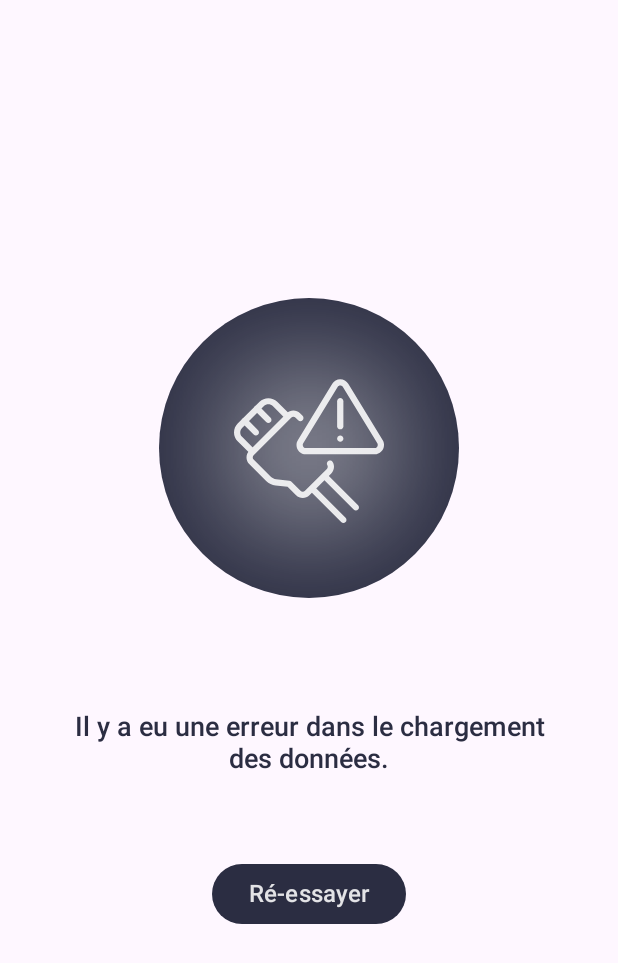
After one commit to FlorianMalapel/AlbumProject, an Android app built with Jetpack Compose: the composable EmptyStateComponent shown on its own in the app's theme, on a phone screen of 412 x 824 dp. The commit adds this screen. Shown: the top 963 px of the screen. Run offline under Robolectric (Android 15) with nearby library versions, the phone set to English and light mode, and no system bars; 1 statement that could not run was skipped.

Commit message:
update design

```diff
--- a/app/src/main/java/com/flo/albumproject/data/entities/AlbumEntity.kt
+++ b/app/src/main/java/com/flo/albumproject/data/entities/AlbumEntity.kt
@@ -11,7 +11,7 @@ data class AlbumEntity(
     @ColumnInfo(name = "id")
     val id: Int,
 
-//    @ColumnInfo(name = "track_ids")
-//    val trackIDs: List<String>
+    @ColumnInfo(name = "color")
+    val color: Int
 
 )
--- a/app/src/main/java/com/flo/albumproject/data/mapper/AlbumEntityMapper.kt
+++ b/app/src/main/java/com/flo/albumproject/data/mapper/AlbumEntityMapper.kt
@@ -9,13 +9,14 @@ class AlbumEntityMapper {
     fun toAlbumEntity(album: Album): AlbumEntity {
         return AlbumEntity(
             id = album.id,
-//            trackIDs = album.tracks.map { it.id.toString() }
+            color = album.color
         )
     }
 
     fun toAlbum(entity: AlbumEntity): Album {
         return Album(
-            id = entity.id
+            id = entity.id,
+            color = entity.color
         )
     }
 
--- a/app/src/main/java/com/flo/albumproject/domain/entities/Album.kt
+++ b/app/src/main/java/com/flo/albumproject/domain/entities/Album.kt
@@ -2,5 +2,6 @@ package com.flo.albumproject.domain.entities
 
 data class Album(
     val id: Int,
+    val color: Int,
     val tracks: MutableList<Track>? = null
 )
--- a/app/src/main/java/com/flo/albumproject/presentation/composables/AlbumCard.kt
+++ b/app/src/main/java/com/flo/albumproject/presentation/composables/AlbumCard.kt
@@ -26,7 +26,7 @@ import com.flo.albumproject.presentation.theme.ProjectTheme
 fun AlbumCard(modifier: Modifier, album: Album, onClick: () -> Unit) {
     Card(
         modifier = modifier,
-        colors = CardDefaults.cardColors(containerColor = ProjectTheme.colors.secondary),
+        colors = CardDefaults.cardColors(containerColor = Color(album.color)),
         shape = RoundedCornerShape(5.dp),
         onClick = onClick
     ) {
@@ -41,7 +41,7 @@ fun AlbumCard(modifier: Modifier, album: Album, onClick: () -> Unit) {
                         end.linkTo(parent.end)
                         bottom.linkTo(parent.bottom)
                     }.blur(radius = 90.dp, edgeTreatment = BlurredEdgeTreatment.Unbounded),
-                color = ProjectTheme.colors.secondaryVariant,
+                color = ProjectTheme.colors.primaryVariant,
                 shape = RoundedCornerShape(100)
             ) {}
             Text(
--- /dev/null
+++ b/app/src/main/java/com/flo/albumproject/presentation/composables/Buttons.kt
@@ -0,0 +1,39 @@
+package com.flo.albumproject.presentation.composables
+
+import androidx.compose.foundation.layout.padding
+import androidx.compose.foundation.layout.wrapContentSize
+import androidx.compose.material3.Button
+import androidx.compose.material3.ButtonDefaults
+import androidx.compose.material3.Text
+import androidx.compose.runtime.Composable
+import androidx.compose.ui.Alignment
+import androidx.compose.ui.Alignment.Companion.CenterVertically
+import androidx.compose.ui.Modifier
+import androidx.compose.ui.platform.LocalContext
+import androidx.compose.ui.text.style.TextAlign
+import androidx.compose.ui.unit.dp
+import androidx.compose.ui.unit.sp
+import com.flo.albumproject.presentation.theme.ProjectTheme
+import kotlin.reflect.jvm.internal.impl.descriptors.Visibilities.Local
+
+@Composable
+fun ThemeButton(
+    modifier: Modifier,
+    textRes: Int,
+    onClick: () -> Unit
+) {
+    Button(
+        onClick = onClick, modifier = modifier.wrapContentSize().padding(all = 5.dp),
+        colors = ButtonDefaults.buttonColors(containerColor = ProjectTheme.colors.secondary)
+    ) {
+        Text(
+            text = LocalContext.current.getString(textRes),
+            modifier = Modifier
+                .wrapContentSize()
+                .align(CenterVertically),
+            color = ProjectTheme.colors.whiteHighEmphasis,
+            textAlign = TextAlign.Center,
+            fontSize = 16.sp
+        )
+    }
+}
--- /dev/null
+++ b/app/src/main/java/com/flo/albumproject/presentation/composables/EmptyStateComponent.kt
@@ -0,0 +1,78 @@
+package com.flo.albumproject.presentation.composables
+
+import androidx.compose.foundation.background
+import androidx.compose.foundation.layout.Box
+import androidx.compose.foundation.layout.Column
+import androidx.compose.foundation.layout.Spacer
+import androidx.compose.foundation.layout.fillMaxSize
+import androidx.compose.foundation.layout.fillMaxWidth
+import androidx.compose.foundation.layout.height
+import androidx.compose.foundation.layout.padding
+import androidx.compose.foundation.layout.size
+import androidx.compose.foundation.layout.wrapContentHeight
+import androidx.compose.foundation.shape.CircleShape
+import androidx.compose.material3.Icon
+import androidx.compose.material3.Surface
+import androidx.compose.material3.Text
+import androidx.compose.runtime.Composable
+import androidx.compose.ui.Alignment
+import androidx.compose.ui.Alignment.Companion.CenterHorizontally
+import androidx.compose.ui.Modifier
+import androidx.compose.ui.draw.BlurredEdgeTreatment
+import androidx.compose.ui.draw.blur
+import androidx.compose.ui.platform.LocalContext
+import androidx.compose.ui.res.painterResource
+import androidx.compose.ui.text.font.FontWeight
+import androidx.compose.ui.text.style.TextAlign
+import androidx.compose.ui.unit.dp
+import androidx.compose.ui.unit.sp
+import com.flo.albumproject.R
+import com.flo.albumproject.presentation.theme.ProjectTheme
+import kotlinx.coroutines.delay
+
+@Composable
+fun EmptyStateComponent(onClick: () -> Unit) {
+    Box(modifier = Modifier.fillMaxSize()) {
+        Column(
+            modifier = Modifier
+                .fillMaxWidth(0.8f)
+                .wrapContentHeight()
+                .align(Alignment.Center)
+        ) {
+            Surface(
+                modifier = Modifier
+                    .size(200.dp)
+                    .align(CenterHorizontally),
+                color = ProjectTheme.colors.secondary,
+                shape = CircleShape
+            ) {
+                Surface(modifier = Modifier
+                    .size(200.dp)
+                    .padding(50.dp).blur(radius = 75.dp, edgeTreatment = BlurredEdgeTreatment.Unbounded),
+                    color = ProjectTheme.colors.whiteMediumEmphasis) {}
+                Icon(
+                    modifier = Modifier
+                        .size(200.dp)
+                        .padding(50.dp),
+                    painter = painterResource(id = R.drawable.ic_network_error),
+                    tint = ProjectTheme.colors.whiteHighEmphasis,
+                    contentDescription = LocalContext.current.getString(R.string.offline_issue)
+                )
+
+            }
+            Spacer(modifier = Modifier.height(75.dp))
+            Text(
+                modifier = Modifier.fillMaxWidth(),
+                text = LocalContext.current.getString(R.string.offline_issue),
+                fontSize = 18.sp,
+                fontWeight = FontWeight.SemiBold,
+                color = ProjectTheme.colors.onBackground,
+                textAlign = TextAlign.Center
+            )
+            Spacer(modifier = Modifier.height(50.dp))
+            ThemeButton(modifier = Modifier.align(CenterHorizontally), textRes = R.string.offline_retry) {
+                onClick()
+            }
+        }
+    }
+}
--- a/app/src/main/java/com/flo/albumproject/presentation/theme/Theme.kt
+++ b/app/src/main/java/com/flo/albumproject/presentation/theme/Theme.kt
@@ -89,25 +89,6 @@ private val darkProjectColors = with(commonAlignColors) {
     )
 }
 
-//@Composable
-//fun ProjectTheme(
-//    isDarkTheme: Boolean = isSystemInDarkTheme(),
-//    content: @Composable () -> Unit
-//) {
-//    val systemUiController = rememberSystemUiController()
-//    systemUiController.setSystemBarsColor(
-//        color = if (isDarkTheme) darkAlignColors.primary else lightAlignColors.primary,
-//        darkIcons = false
-//    )
-//
-//
-//    CompositionLocalProvider(
-//        LocalProjectColors provides if (isDarkTheme) darkProjectColors else lightProjectColors,
-//        content = content
-//    )
-//}
-
-
 @Composable
 fun AlbumProjectTheme(
     darkTheme: Boolean = isSystemInDarkTheme(),
@@ -128,6 +109,7 @@ fun AlbumProjectTheme(
         SideEffect {
             val window = (view.context as Activity).window
             window.statusBarColor = colorScheme.primary.toArgb()
+            window.navigationBarColor = colorScheme.primary.toArgb()
             WindowCompat.getInsetsController(window, view).isAppearanceLightStatusBars = !darkTheme
         }
     }
@@ -137,33 +119,3 @@ fun AlbumProjectTheme(
         content = content
     )
 }
-
-//@Composable
-//fun ProjectTheme(
-//    darkTheme: Boolean = isSystemInDarkTheme(),
-//    // Dynamic color is available on Android 12+
-//    dynamicColor: Boolean = true,
-//    content: @Composable() () -> Unit
-//) {
-//    val view = LocalView.current
-//    val navColor = ProjectTheme.colors.primary
-//    if (!view.isInEditMode) {
-//        SideEffect {
-//            val window = (view.context as Activity).window
-//            window.statusBarColor = navColor.toArgb()
-//            WindowCompat.getInsetsController(window, view).isAppearanceLightStatusBars = darkTheme
-//        }
-//    }
-//    CompositionLocalProvider(
-//        LocalProjectColors provides when {
-//            dynamicColor && Build.VERSION.SDK_INT >= Build.VERSION_CODES.S -> {
-//                val context = LocalContext.current
-//                if (darkTheme) darkProjectColors else lightProjectColors
-//            }
-//
-//            darkTheme -> darkProjectColors
-//            else -> lightProjectColors
-//        },
-//        content = content
-//    )
-//}
--- a/app/src/main/java/com/flo/albumproject/presentation/viewmodel/AlbumDetailsViewModel.kt
+++ b/app/src/main/java/com/flo/albumproject/presentation/viewmodel/AlbumDetailsViewModel.kt
@@ -28,7 +28,7 @@ class AlbumDetailsViewModel(
         viewModelScope.launch(Dispatchers.IO) {
             trackUseCase.getLocalTracksByAlbumId(album.id).firstOrNull()?.let { tracks ->
                 liveAlbum.postValue(
-                    Album(album.id, tracks.toMutableList())
+                    Album(album.id, album.color, tracks.toMutableList())
                 )
             }
         }
--- /dev/null
+++ b/app/src/main/res/drawable/ic_back.xml
@@ -0,0 +1,6 @@
+<vector android:height="24dp" android:tint="#000000"
+    android:viewportHeight="24" android:viewportWidth="24"
+    android:width="24dp" xmlns:android="http://schemas.android.com/apk/res/android">
+    <path
+        android:fillColor="@android:color/white" android:pathData="M17.77,3.77l-1.77,-1.77l-10,10l10,10l1.77,-1.77l-8.23,-8.23z"/>
+</vector>
--- /dev/null
+++ b/app/src/main/res/drawable/ic_network_error.xml
@@ -0,0 +1,33 @@
+<vector xmlns:android="http://schemas.android.com/apk/res/android"
+    android:width="512dp"
+    android:height="512dp"
+    android:viewportWidth="24"
+    android:viewportHeight="24">
+  <path
+      android:fillColor="#FFFFFFFF"
+      android:pathData="m22.5,13h-11c-0.827,0 -1.5,-0.673 -1.5,-1.5 0,-0.293 0.081,-0.568 0.234,-0.799l5.489,-8.982c0.259,-0.441 0.751,-0.719 1.277,-0.719s1.018,0.278 1.28,0.727l5.496,8.992c0.143,0.213 0.224,0.488 0.224,0.781 0,0.827 -0.673,1.5 -1.5,1.5zM17,2c-0.174,0 -0.334,0.089 -0.419,0.232l-5.504,9.008c-0.055,0.082 -0.077,0.166 -0.077,0.26 0,0.275 0.225,0.5 0.5,0.5h11c0.275,0 0.5,-0.225 0.5,-0.5 0,-0.094 -0.022,-0.178 -0.066,-0.242l-5.511,-9.018c-0.089,-0.151 -0.249,-0.24 -0.423,-0.24z"/>
+  <path
+      android:fillColor="#FFFFFFFF"
+      android:pathData="m17,9c-0.276,0 -0.5,-0.224 -0.5,-0.5v-4c0,-0.276 0.224,-0.5 0.5,-0.5s0.5,0.224 0.5,0.5v4c0,0.276 -0.224,0.5 -0.5,0.5z"/>
+  <path
+      android:fillColor="#FFFFFFFF"
+      android:pathData="M17,10.5m-0.5,0a0.5,0.5 0,1 1,1 0a0.5,0.5 0,1 1,-1 0"/>
+  <path
+      android:fillColor="#FFFFFFFF"
+      android:pathData="m2.88,13c-0.128,0 -0.256,-0.049 -0.354,-0.146l-1.939,-1.94c-0.373,-0.372 -0.587,-0.888 -0.587,-1.414s0.214,-1.042 0.588,-1.414l3.499,-3.499c0.742,-0.746 2.083,-0.747 2.827,0.001l1.939,1.938c0.195,0.195 0.195,0.512 0,0.707s-0.512,0.195 -0.707,0l-1.94,-1.939c-0.373,-0.375 -1.04,-0.374 -1.411,-0.001l-3.501,3.501c-0.188,0.186 -0.294,0.443 -0.294,0.706s0.106,0.52 0.293,0.705l1.94,1.941c0.195,0.195 0.195,0.512 0,0.707 -0.097,0.098 -0.225,0.147 -0.353,0.147z"/>
+  <path
+      android:fillColor="#FFFFFFFF"
+      android:pathData="m11,20c-0.404,0 -0.782,-0.155 -1.063,-0.437l-1.367,-1.366 -1.925,-0.21c-0.552,-0.049 -1.088,-0.303 -1.499,-0.714l-2.71,-2.71c-0.281,-0.281 -0.436,-0.659 -0.436,-1.063s0.155,-0.782 0.437,-1.063l6,-6c0.563,-0.563 1.564,-0.563 2.127,0l0.41,0.41c0.195,0.195 0.195,0.512 0,0.707s-0.512,0.195 -0.707,0l-0.41,-0.41c-0.186,-0.186 -0.527,-0.186 -0.713,0l-6,6c-0.093,0.092 -0.144,0.218 -0.144,0.356s0.051,0.264 0.144,0.356l2.71,2.71c0.242,0.242 0.566,0.396 0.891,0.426l2.11,0.23c0.113,0.013 0.219,0.063 0.299,0.144l1.49,1.49c0.186,0.186 0.527,0.186 0.713,0l3.5,-3.5c0.092,-0.092 0.143,-0.218 0.143,-0.356 0,-0.09 -0.021,-0.167 -0.061,-0.229 -0.149,-0.232 -0.082,-0.542 0.15,-0.691 0.231,-0.15 0.541,-0.082 0.691,0.15 0.144,0.222 0.22,0.489 0.22,0.77 0,0.404 -0.155,0.782 -0.437,1.063l-3.5,3.5c-0.281,0.282 -0.659,0.437 -1.063,0.437z"/>
+  <path
+      android:fillColor="#FFFFFFFF"
+      android:pathData="m19.5,22c-0.128,0 -0.256,-0.049 -0.354,-0.146l-5,-5c-0.195,-0.195 -0.195,-0.512 0,-0.707s0.512,-0.195 0.707,0l5,5c0.195,0.195 0.195,0.512 0,0.707 -0.097,0.097 -0.225,0.146 -0.353,0.146z"/>
+  <path
+      android:fillColor="#FFFFFFFF"
+      android:pathData="m17.5,24c-0.128,0 -0.256,-0.049 -0.354,-0.146l-5,-5c-0.195,-0.195 -0.195,-0.512 0,-0.707s0.512,-0.195 0.707,0l5,5c0.195,0.195 0.195,0.512 0,0.707 -0.097,0.097 -0.225,0.146 -0.353,0.146z"/>
+  <path
+      android:fillColor="#FFFFFFFF"
+      android:pathData="m3.5,10c-0.128,0 -0.256,-0.049 -0.354,-0.146l-1.81,-1.81c-0.195,-0.195 -0.195,-0.512 0,-0.707s0.512,-0.195 0.707,0l1.81,1.81c0.195,0.195 0.195,0.512 0,0.707 -0.097,0.097 -0.225,0.146 -0.353,0.146z"/>
+  <path
+      android:fillColor="#FFFFFFFF"
+      android:pathData="m5.5,8c-0.128,0 -0.256,-0.049 -0.354,-0.146l-1.81,-1.81c-0.195,-0.195 -0.195,-0.512 0,-0.707s0.512,-0.195 0.707,0l1.81,1.81c0.195,0.195 0.195,0.512 0,0.707 -0.097,0.097 -0.225,0.146 -0.353,0.146z"/>
+</vector>
--- a/app/src/main/res/values/strings.xml
+++ b/app/src/main/res/values/strings.xml
@@ -3,4 +3,7 @@
     <string name="title_albums">Albums</string>
     <string name="title_album_number">Album #%d</string>
     <string name="subtitle_track_number">Track #%d</string>
+    <string name="offline_issue">Il y a eu une erreur dans le chargement des données.</string>
+    <string name="offline_retry">Ré-essayer</string>
+    <string name="back_button">Retour</string>
 </resources>
```
Also changed, not shown: app/src/main/java/com/flo/albumproject/MainActivity.kt (+11 -2 lines), app/src/main/java/com/flo/albumproject/domain/usecases/TrackUseCase.kt (+9 -2 lines), app/src/main/java/com/flo/albumproject/presentation/composables/AlbumDetailsComponent.kt (+16 -2 lines), app/src/main/java/com/flo/albumproject/presentation/composables/CatalogComponent.kt (+26 -2 lines), app/src/main/java/com/flo/albumproject/presentation/composables/Loaders.kt (added, +22 -0 lines), app/src/main/java/com/flo/albumproject/presentation/viewmodel/TrackViewModel.kt (+8 -17 lines), app/src/main/java/com/flo/albumproject/utils/extension/RandomExtension.kt (added, +8 -0 lines).
